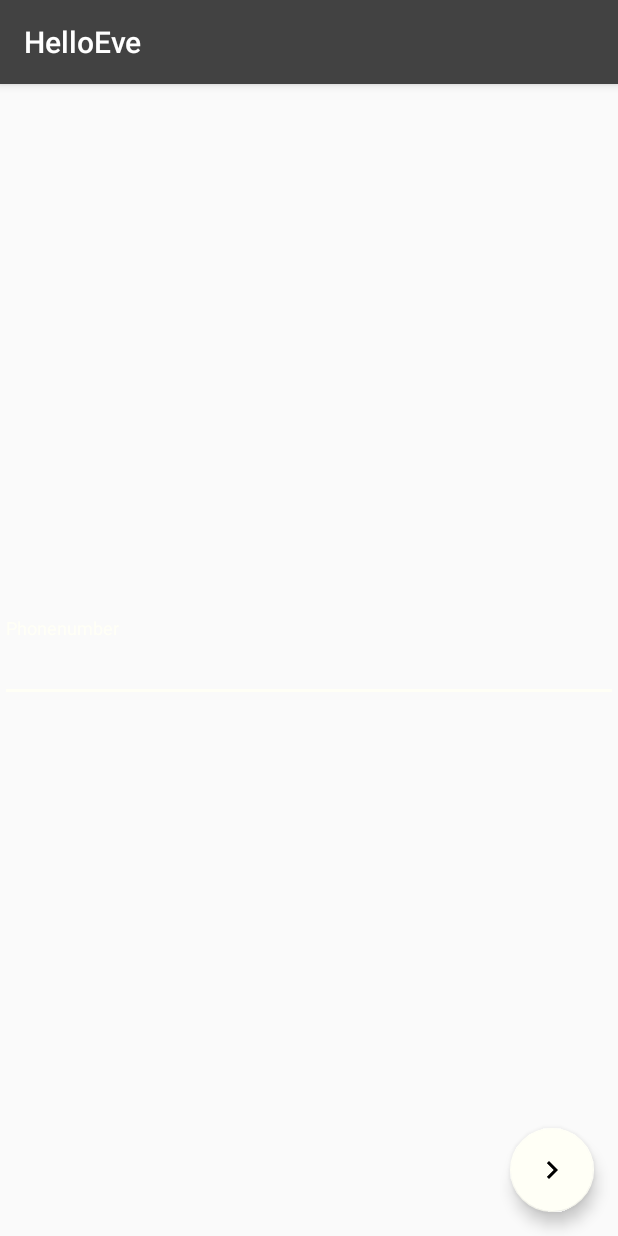
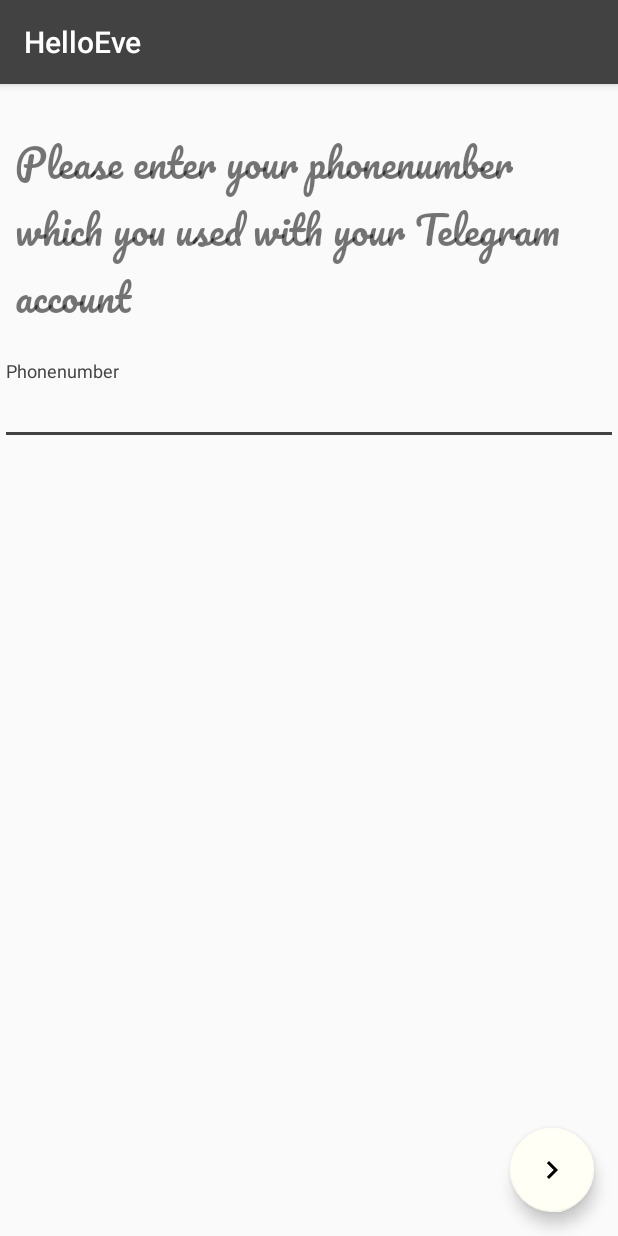
Before and after one commit to gebs/HelloEve, an Android app: the screen it shows after launch (RegisterActivity), after a tap on an icon or button, on a phone screen of 412 x 824 dp. Run offline under Robolectric (Android 15) with nearby library versions, the phone set to English and light mode, and no system bars; libraries missing offline, so code that uses them is left out: com.koushikdutta.async, com.koushikdutta.ion, com.orm; pictures from the network do not load; 2 statements that could not run were skipped.

Commit message:
Design + Code fixes / PhoneNumberFormatter

```diff
--- a/app/src/main/AndroidManifest.xml
+++ b/app/src/main/AndroidManifest.xml
@@ -25,7 +25,7 @@
             android:name="DOMAIN_PACKAGE_NAME"
             android:value="com.mobpro.hslu.itengebs.helloeve.model" />
 
-        <activity android:name=".LaunchActivity">
+        <activity android:name=".LaunchActivity" android:noHistory="true">
             <intent-filter>
                 <action android:name="android.intent.action.MAIN" />
                 <category android:name="android.intent.category.LAUNCHER" />
--- a/app/src/main/java/com/mobpro/hslu/itengebs/helloeve/LaunchActivity.java
+++ b/app/src/main/java/com/mobpro/hslu/itengebs/helloeve/LaunchActivity.java
@@ -13,9 +13,11 @@ public class LaunchActivity extends AppCompatActivity {
         super.onCreate(savedInstanceState);
         if (DatabaseManager.getInstance().isUserLogedIn()){
             Intent intent = new Intent(this,MainActivity.class);
+            //intent.setFlags(intent.getFlags() | Intent.FLAG_ACTIVITY_NO_HISTORY);
             this.startActivity(intent);
         }else{
             Intent intent = new Intent(this,RegisterActivity.class);
+            intent.setFlags(intent.getFlags() | Intent.FLAG_ACTIVITY_NO_HISTORY);
             this.startActivity(intent);
         }
     }
--- /dev/null
+++ b/app/src/main/java/com/mobpro/hslu/itengebs/helloeve/PacificoTextView.java
@@ -0,0 +1,19 @@
+package com.mobpro.hslu.itengebs.helloeve;
+
+import android.content.Context;
+import android.graphics.Typeface;
+import android.support.annotation.Nullable;
+import android.util.AttributeSet;
+import android.widget.TextView;
+
+/**
+ * Created by gebs on 5/18/17.
+ */
+
+public class PacificoTextView extends android.support.v7.widget.AppCompatTextView {
+    public PacificoTextView(Context context, @Nullable AttributeSet attrs) {
+        super(context, attrs);
+        this.setTypeface(Typeface.createFromAsset(context.getAssets(),"fonts/Pacifico-Regular.ttf"));
+
+    }
+}
--- /dev/null
+++ b/app/src/main/java/com/mobpro/hslu/itengebs/helloeve/Util.java
@@ -0,0 +1,17 @@
+package com.mobpro.hslu.itengebs.helloeve;
+
+/**
+ * Created by gebs on 5/18/17.
+ */
+
+public class Util {
+    public static String formatPhoneNumber(String phoneNumber){
+        if (phoneNumber.startsWith("07")){
+            return "0041" + phoneNumber.substring(1).replace(" ","");
+        }else if (phoneNumber.startsWith("+")){
+            return "00" + phoneNumber.substring(1).replace(" ","");
+        }else{
+            return phoneNumber.replace(" ","");
+        }
+    }
+}
--- a/app/src/main/java/com/mobpro/hslu/itengebs/helloeve/api/WebAPIManager.java
+++ b/app/src/main/java/com/mobpro/hslu/itengebs/helloeve/api/WebAPIManager.java
@@ -7,6 +7,7 @@ import com.google.gson.JsonObject;
 import com.google.gson.reflect.TypeToken;
 import com.koushikdutta.async.future.FutureCallback;
 import com.koushikdutta.ion.Ion;
+import com.mobpro.hslu.itengebs.helloeve.Util;
 import com.mobpro.hslu.itengebs.helloeve.model.SendCode_Response;
 import com.mobpro.hslu.itengebs.helloeve.model.SendMessage_Response;
 import com.mobpro.hslu.itengebs.helloeve.model.SignIn_Response;
@@ -31,7 +32,7 @@ public class WebAPIManager {
 
     public void sendCode(Context context,final String phoneNumber, final WebAPICallback<SendCode_Response> callback){
         JsonObject json = new JsonObject();
-        json.addProperty("PhoneNumber",phoneNumber);
+        json.addProperty("PhoneNumber", Util.formatPhoneNumber(phoneNumber));
 
         Ion.with(context)
                 .load(BASE_PATH + "sendCode")
@@ -49,7 +50,7 @@ public class WebAPIManager {
         JsonObject json = new JsonObject();
         json.addProperty("Token",token);
         json.addProperty("PhoneCodeHash",phoneHash);
-        json.addProperty("PhoneNumber",phoneNumber);
+        json.addProperty("PhoneNumber",Util.formatPhoneNumber(phoneNumber));
         json.addProperty("Code",code);
 
         Ion.with(context)
@@ -67,7 +68,7 @@ public class WebAPIManager {
     public void sendMessage(Context context,String token,String phoneNumber,String Message, Integer userId, final WebAPICallback<SendMessage_Response> callback){
         JsonObject json = new JsonObject();
         json.addProperty("Token",token);
-        json.addProperty("PhoneNumber",phoneNumber);
+        json.addProperty("PhoneNumber",Util.formatPhoneNumber(phoneNumber));
         json.addProperty("Message",Message);
 
         Ion.with(context)
--- a/app/src/main/res/layout/fragment_register_phone_number_fragement.xml
+++ b/app/src/main/res/layout/fragment_register_phone_number_fragement.xml
@@ -4,12 +4,22 @@
     android:layout_height="match_parent"
     xmlns:app="http://schemas.android.com/apk/res-auto"
     tools:context="com.mobpro.hslu.itengebs.helloeve.RegisterPhoneNumberFragement">
-
+    <android.support.v7.widget.LinearLayoutCompat
+        android:layout_width="match_parent"
+        android:layout_height="wrap_content"
+        android:orientation="vertical">
+<com.mobpro.hslu.itengebs.helloeve.PacificoTextView
+    android:layout_width="match_parent"
+    android:layout_height="wrap_content"
+    android:layout_marginLeft="10dp"
+    android:layout_marginRight="10dp"
+    android:layout_marginTop="25dp"
+    android:textSize="25sp"
+    android:text="Please enter your phonenumber which you used with your Telegram account"/>
     <android.support.design.widget.TextInputLayout
         android:layout_width="match_parent"
         android:layout_height="wrap_content"
-        android:layout_gravity="center">
-
+        android:layout_marginTop="20dp">
         <EditText
             android:textColor="#000000"
             android:layout_width="match_parent"
@@ -18,7 +28,7 @@
             android:hint="Phonenumber"
             android:inputType="phone"/>
     </android.support.design.widget.TextInputLayout>
-
+    </android.support.v7.widget.LinearLayoutCompat>
     <android.support.design.widget.FloatingActionButton
         android:layout_width="wrap_content"
         android:layout_height="wrap_content"
@@ -27,6 +37,4 @@
         android:src="@drawable/ic_navigate_next_black_24dp"
         android:id="@+id/RegisterPhoneNumberfabNext"
         app:layout_anchorGravity="bottom|right|end" />
-
-
 </FrameLayout>
--- a/app/src/main/res/values/styles.xml
+++ b/app/src/main/res/values/styles.xml
@@ -6,6 +6,9 @@
         <item name="colorPrimary">@color/colorPrimary</item>
         <item name="colorPrimaryDark">@color/colorPrimaryDark</item>
         <item name="colorAccent">@color/colorAccent</item>
+        <item name="colorControlNormal">#c5c5c5</item>
+        <item name="colorControlActivated">@color/colorPrimary</item>
+        <item name="colorControlHighlight">@color/colorPrimaryDark</item>
     </style>
 
 </resources>
```
Also changed, not shown: app/src/main/res/layout/fragment_register_code_fragement.xml (+14 -3 lines), app/src/main/assets/fonts/Pacifico-Regular.ttf (added).
